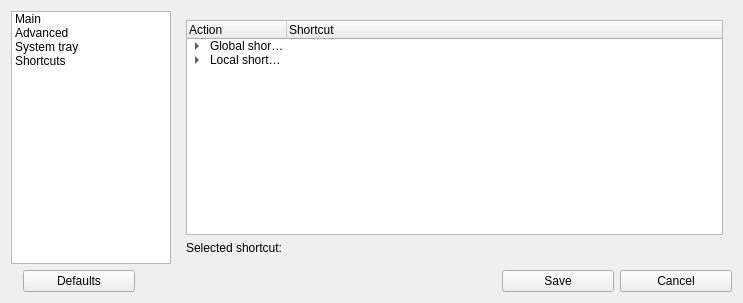
The window that src/ui/configwidget.ui (lxqt/screengrab) describes before a commit, drawn with Qt 5.
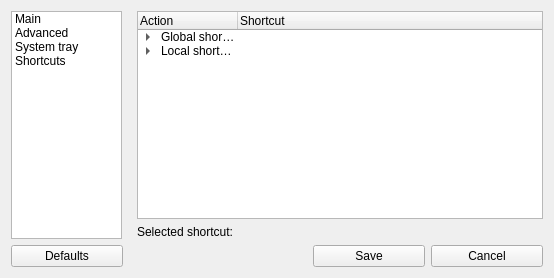
The same window after the commit. Custom widgets are drawn as their Qt base class.

Patch:
```diff
--- a/src/ui/configwidget.ui
+++ b/src/ui/configwidget.ui
@@ -6,8 +6,8 @@
    <rect>
     <x>0</x>
     <y>0</y>
-    <width>743</width>
-    <height>303</height>
+    <width>554</width>
+    <height>278</height>
    </rect>
   </property>
   <property name="minimumSize">
@@ -36,6 +36,12 @@
          <verstretch>0</verstretch>
         </sizepolicy>
        </property>
+       <property name="minimumSize">
+        <size>
+         <width>100</width>
+         <height>0</height>
+        </size>
+       </property>
        <property name="maximumSize">
         <size>
          <width>160</width>
@@ -104,6 +110,15 @@
        </property>
        <widget class="QWidget" name="page_6">
         <layout class="QVBoxLayout" name="verticalLayout_6">
+         <property name="topMargin">
+          <number>0</number>
+         </property>
+         <property name="rightMargin">
+          <number>0</number>
+         </property>
+         <property name="bottomMargin">
+          <number>0</number>
+         </property>
          <item>
           <widget class="QTabWidget" name="tabMain">
            <property name="currentIndex">
@@ -381,6 +396,15 @@
        </widget>
        <widget class="QWidget" name="page_2">
         <layout class="QVBoxLayout" name="verticalLayout_3">
+         <property name="topMargin">
+          <number>0</number>
+         </property>
+         <property name="rightMargin">
+          <number>0</number>
+         </property>
+         <property name="bottomMargin">
+          <number>0</number>
+         </property>
          <item>
           <layout class="QHBoxLayout" name="horizontalLayout_10">
            <property name="leftMargin">
@@ -496,6 +520,15 @@
        </widget>
        <widget class="QWidget" name="page_4">
         <layout class="QVBoxLayout" name="verticalLayout_13">
+         <property name="topMargin">
+          <number>0</number>
+         </property>
+         <property name="rightMargin">
+          <number>0</number>
+         </property>
+         <property name="bottomMargin">
+          <number>0</number>
+         </property>
          <item>
           <layout class="QVBoxLayout" name="verticalLayout_4">
            <item>
@@ -612,6 +645,15 @@
        </widget>
        <widget class="QWidget" name="page_5">
         <layout class="QVBoxLayout" name="verticalLayout_14">
+         <property name="topMargin">
+          <number>0</number>
+         </property>
+         <property name="rightMargin">
+          <number>0</number>
+         </property>
+         <property name="bottomMargin">
+          <number>0</number>
+         </property>
          <item>
           <widget class="QTreeWidget" name="treeKeys">
            <property name="editTriggers">
@@ -713,22 +755,6 @@
    </item>
    <item>
     <layout class="QHBoxLayout" name="horizontalLayout">
-     <item>
-      <spacer name="horizontalSpacer_3">
-       <property name="orientation">
-        <enum>Qt::Horizontal</enum>
-       </property>
-       <property name="sizeType">
-        <enum>QSizePolicy::Minimum</enum>
-       </property>
-       <property name="sizeHint" stdset="0">
-        <size>
-         <width>12</width>
-         <height>20</height>
-        </size>
-       </property>
-      </spacer>
-     </item>
      <item>
       <widget class="QPushButton" name="butRestoreOpt">
        <property name="minimumSize">
```
